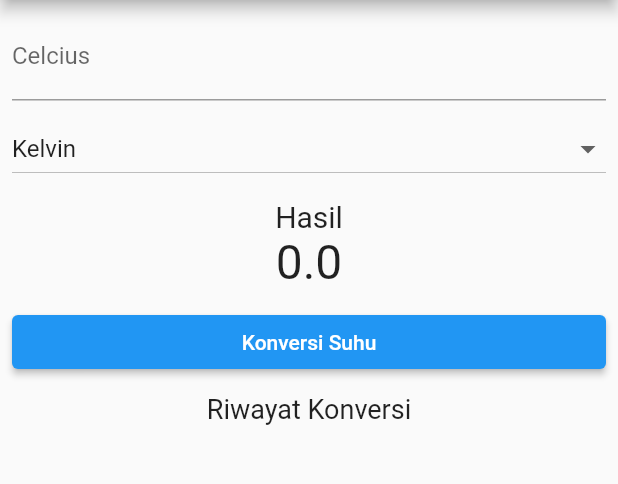
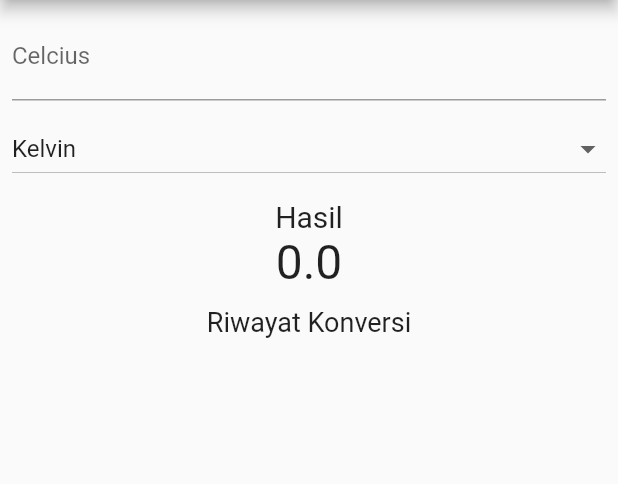
Before and after one commit to aliefhafids/konversi_Dropdown_flutter, a Flutter app: the screen it shows after launch, on a phone screen of 412 x 824 dp, the part 84-568 px from its top. Run offline on Flutter 3.47's test engine with Material 2 defaults, Android fonts, the light colour scheme and no system bars.

Commit message:
Kode Program Pertama

```diff
--- a/lib/main.dart
+++ b/lib/main.dart
@@ -1,7 +1,6 @@
 import 'package:flutter/material.dart';
 import 'package:konversi_flutter_pt1/widgets/HasilAkhir.dart';
 import 'package:konversi_flutter_pt1/widgets/InputSuhu.dart';
-import 'package:konversi_flutter_pt1/widgets/KonversiSuhu.dart';
 import 'package:konversi_flutter_pt1/widgets/RiwayatPerhitungan.dart';
 import 'package:konversi_flutter_pt1/widgets/TargetPerhitungan.dart';
 
@@ -42,10 +41,6 @@ class _MyAppState extends State < MyApp > {
     });
   }
 
-  void konversiSuhu() {
-    return setState(() {});
-  }
-
   @override
   Widget build(BuildContext context) {
     return MaterialApp(
@@ -77,10 +72,6 @@ class _MyAppState extends State < MyApp > {
                     ),
                     HasilAkhir(hasilPerhitungan: hasilPerhitungan),
                     const SizedBox(height: 10),
-                      KonversiSuhu(
-                        onPressed: konversiSuhu,
-                      ),
-                      const SizedBox(height: 10),
                       const Text(
                           "Riwayat Konversi",
                           style: TextStyle(fontSize: 18),
```
Lines whose indentation alone changed are shown as unchanged.
